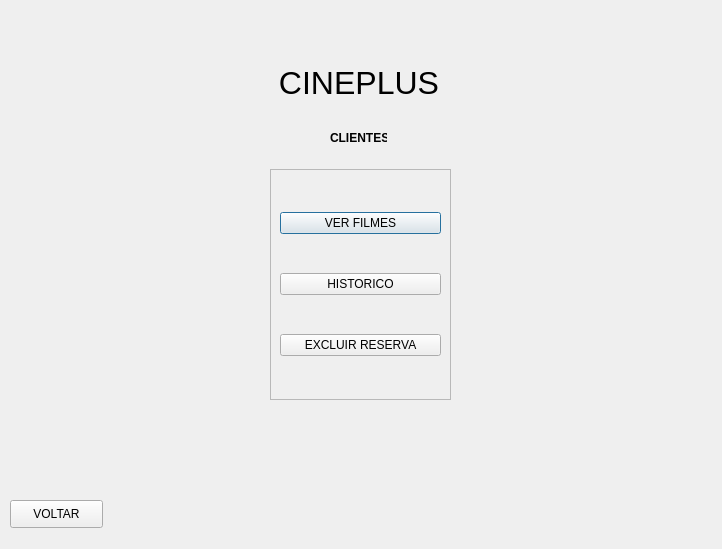
First picture: the form in TELA_DPS_LOGIN.ui, repository Josmateussilva0110/PROJETO_POO, before the edit.
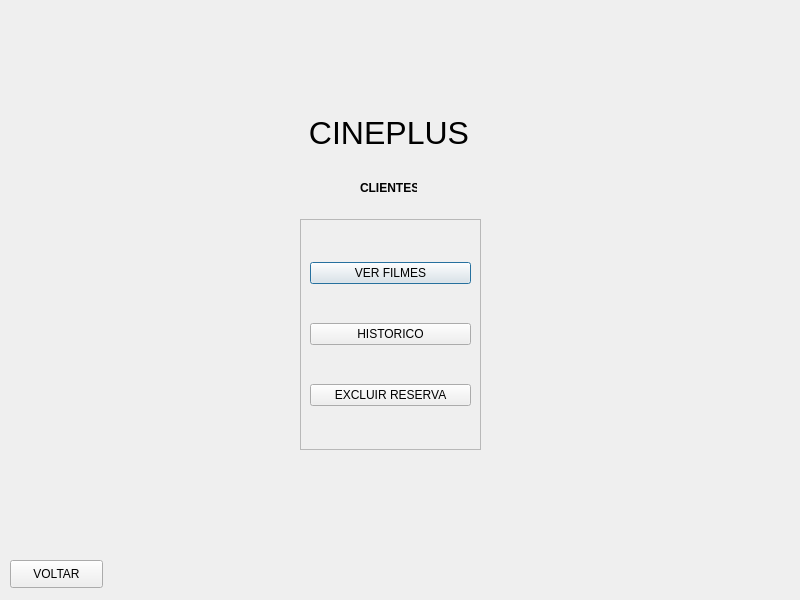
Second picture: the form after the edit.

Patch:
```diff
--- a/TELA_DPS_LOGIN.ui
+++ b/TELA_DPS_LOGIN.ui
@@ -6,18 +6,36 @@
    <rect>
     <x>0</x>
     <y>0</y>
-    <width>722</width>
-    <height>549</height>
+    <width>800</width>
+    <height>600</height>
    </rect>
   </property>
+  <property name="sizePolicy">
+   <sizepolicy hsizetype="Fixed" vsizetype="Fixed">
+    <horstretch>0</horstretch>
+    <verstretch>0</verstretch>
+   </sizepolicy>
+  </property>
+  <property name="minimumSize">
+   <size>
+    <width>800</width>
+    <height>600</height>
+   </size>
+  </property>
+  <property name="maximumSize">
+   <size>
+    <width>800</width>
+    <height>600</height>
+   </size>
+  </property>
   <property name="windowTitle">
    <string>Dialog</string>
   </property>
   <widget class="QFrame" name="frame">
    <property name="geometry">
     <rect>
-     <x>270</x>
-     <y>169</y>
+     <x>300</x>
+     <y>219</y>
      <width>181</width>
      <height>231</height>
     </rect>
@@ -55,8 +73,8 @@
   <widget class="QLabel" name="label">
    <property name="geometry">
     <rect>
-     <x>270</x>
-     <y>60</y>
+     <x>300</x>
+     <y>110</y>
      <width>178</width>
      <height>48</height>
     </rect>
@@ -69,7 +87,7 @@
    <property name="geometry">
     <rect>
      <x>10</x>
-     <y>500</y>
+     <y>560</y>
      <width>93</width>
      <height>28</height>
     </rect>
@@ -81,8 +99,8 @@
   <widget class="QLabel" name="label_2">
    <property name="geometry">
     <rect>
-     <x>330</x>
-     <y>130</y>
+     <x>360</x>
+     <y>180</y>
      <width>57</width>
      <height>16</height>
     </rect>
```
